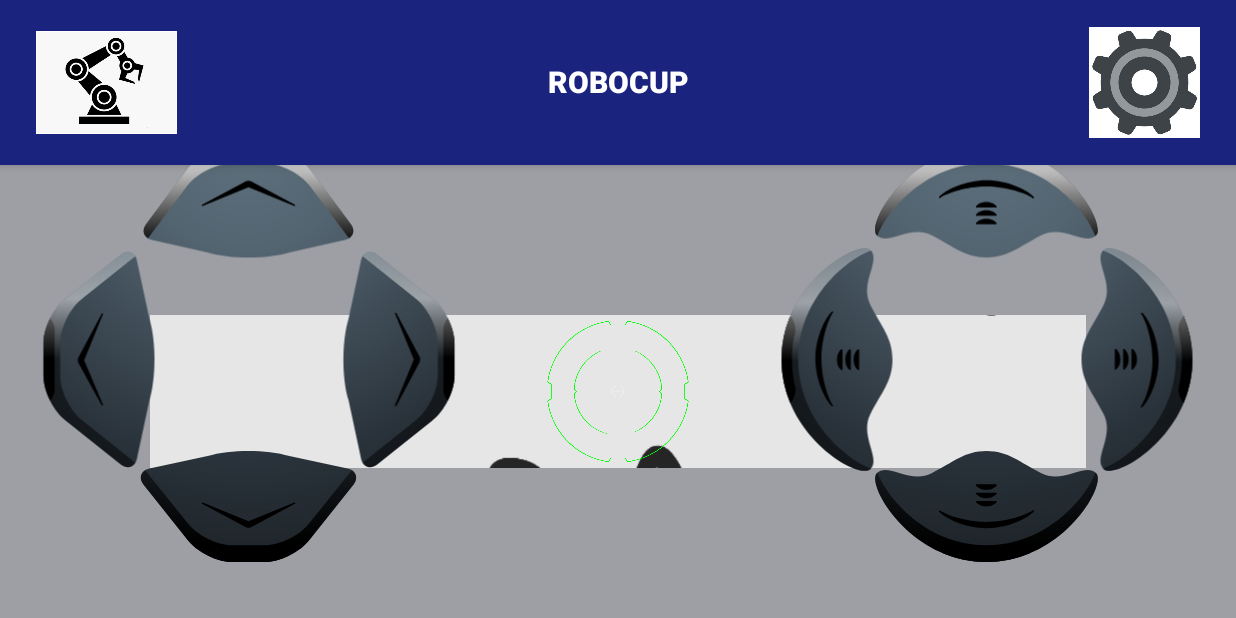
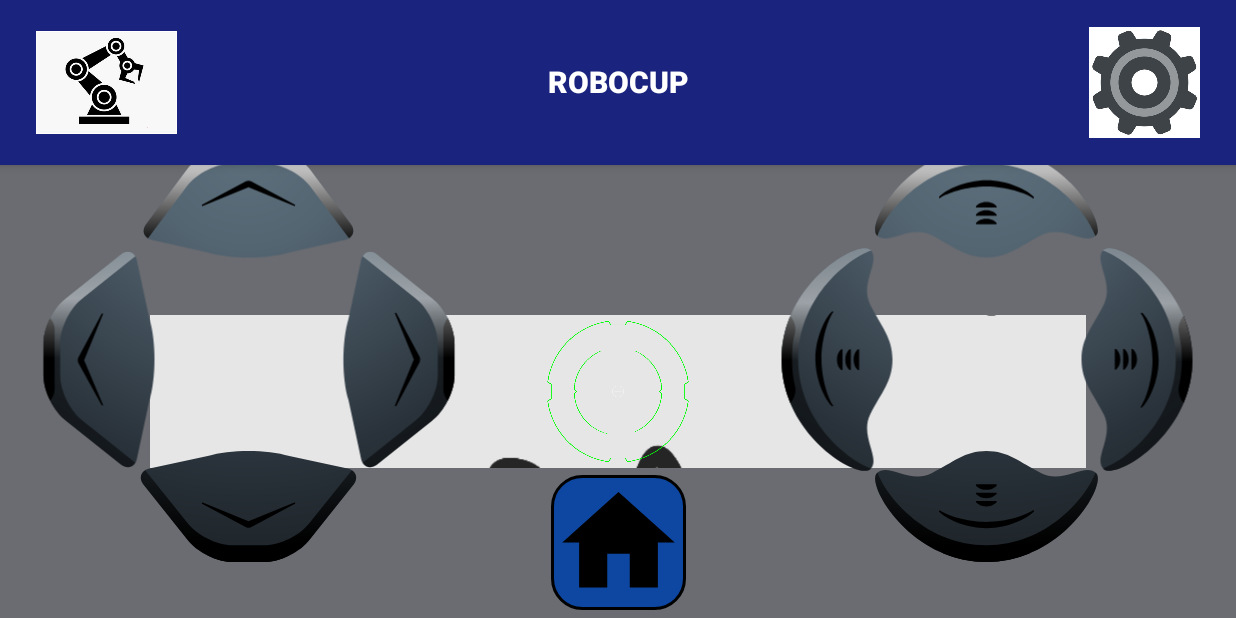
Before and after one commit to ConstanceALOYAU/RoboCup_app, an Android app built with Jetpack Compose: the ControlArmActivity screen opened directly, with no data from a screen before it, on a phone screen of 824 x 412 dp (held sideways). Run offline under Robolectric (Android 15) with nearby library versions, the phone set to English and light mode, and no system bars.

Commit message:
Change colors and button Home

```diff
--- /dev/null
+++ b/app/src/main/res/drawable/button_background.xml
@@ -0,0 +1,15 @@
+<!-- res/drawable/rounded_button_background.xml -->
+<shape xmlns:android="http://schemas.android.com/apk/res/android"
+    android:shape="rectangle">
+
+    <!-- Couleur de fond du bouton -->
+    <solid android:color="#0D47A1" /> <!-- Modifiez avec la couleur souhaitée -->
+
+    <!-- Bords arrondis -->
+    <corners android:radius="20dp" /> <!-- Ajustez la valeur de rayon pour les coins -->
+
+    <!-- Bordure (facultatif) -->
+    <stroke
+        android:width="2dp"
+        android:color="#000000" /> <!-- Modifiez avec la couleur souhaitée -->
+</shape>
--- /dev/null
+++ b/app/src/main/res/drawable/ic_home.xml
@@ -0,0 +1,5 @@
+<vector xmlns:android="http://schemas.android.com/apk/res/android" android:height="24dp" android:tint="#000000" android:viewportHeight="24" android:viewportWidth="24" android:width="24dp">
+
+    <path android:fillColor="@android:color/white" android:pathData="M10,20v-6h4v6h5v-8h3L12,3 2,12h3v8z"/>
+
+</vector>
--- a/app/src/main/res/layout/activity_control_arm.xml
+++ b/app/src/main/res/layout/activity_control_arm.xml
@@ -244,4 +244,17 @@
         </LinearLayout>
     </FrameLayout>
 
+    <!-- New HOME Button at the bottom center -->
+    <ImageButton
+        android:id="@+id/btnHome"
+        android:layout_width="90dp"
+        android:layout_height="90dp"
+        android:src="@drawable/ic_home"
+        android:background="@drawable/button_background"
+        android:scaleType="fitCenter"
+        app:layout_constraintBottom_toBottomOf="parent"
+        app:layout_constraintStart_toStartOf="parent"
+        app:layout_constraintEnd_toEndOf="parent"
+        android:layout_marginBottom="5dp" />
+
 </androidx.constraintlayout.widget.ConstraintLayout>
--- a/app/src/main/res/layout/activity_settings.xml
+++ b/app/src/main/res/layout/activity_settings.xml
@@ -1,17 +1,20 @@
 <ScrollView xmlns:android="http://schemas.android.com/apk/res/android"
     android:layout_width="match_parent"
     android:layout_height="match_parent"
-    android:padding="16dp">
+    xmlns:app="http://schemas.android.com/apk/res-auto">
 
     <LinearLayout
         android:layout_width="match_parent"
-        android:layout_height="wrap_content"
+        android:layout_height="match_parent"
         android:orientation="vertical">
 
+        <!-- Toolbar -->
         <include
+            android:id="@+id/toolbar"
             layout="@layout/toolbar"
             android:layout_width="match_parent"
-            android:layout_height="wrap_content" />
+            android:layout_height="wrap_content"
+            app:layout_constraintTop_toTopOf="parent" />
 
         <!-- ROSBridge URL -->
         <TextView
--- a/app/src/main/res/values/colors.xml
+++ b/app/src/main/res/values/colors.xml
@@ -5,7 +5,7 @@
     <color name="robocup_primary">#1A237E</color> <!-- Bleu profond, symbolisant la technologie et la précision -->
     <color name="robocup_primary_dark">#0D47A1</color> <!-- Bleu encore plus sombre pour les zones de navigation -->
     <color name="robocup_accent">#FFC107</color> <!-- Jaune vif pour attirer l'attention sur les éléments interactifs -->
-    <color name="robocup_background">#9E9FA5</color> <!-- Gris foncé pour un fond moderne et élégant -->
+    <color name="robocup_background">#6b6c71</color> <!-- Gris foncé pour un fond moderne et élégant -->
     <color name="robocup_text">#FFFFFF</color> <!-- Texte blanc pour contraster avec le fond sombre -->
     <color name="robocup_text_secondary">#B0BEC5</color> <!-- Texte secondaire, légèrement moins contrasté -->
 
```
